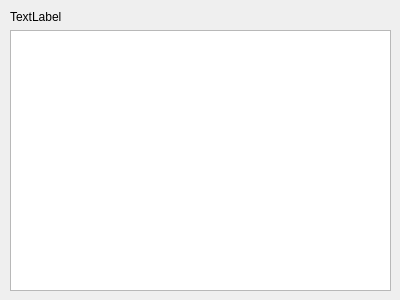
Above: downloadlistdialog.ui from lem0n4de/shaker before the change. Below: the same form after it.
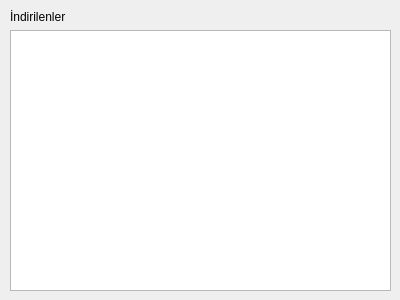
That is the form after the change.

Commit message: Add new downloads to dialog

What changed in the file:
```diff
--- a/downloadlistdialog.ui
+++ b/downloadlistdialog.ui
@@ -23,10 +23,13 @@
     </rect>
    </property>
    <layout class="QVBoxLayout" name="verticalLayout">
+    <property name="sizeConstraint">
+     <enum>QLayout::SetDefaultConstraint</enum>
+    </property>
     <item>
      <widget class="QLabel" name="label">
       <property name="text">
-       <string>TextLabel</string>
+       <string>İndirilenler</string>
       </property>
      </widget>
     </item>
```
The commit also changes 7 other files.
